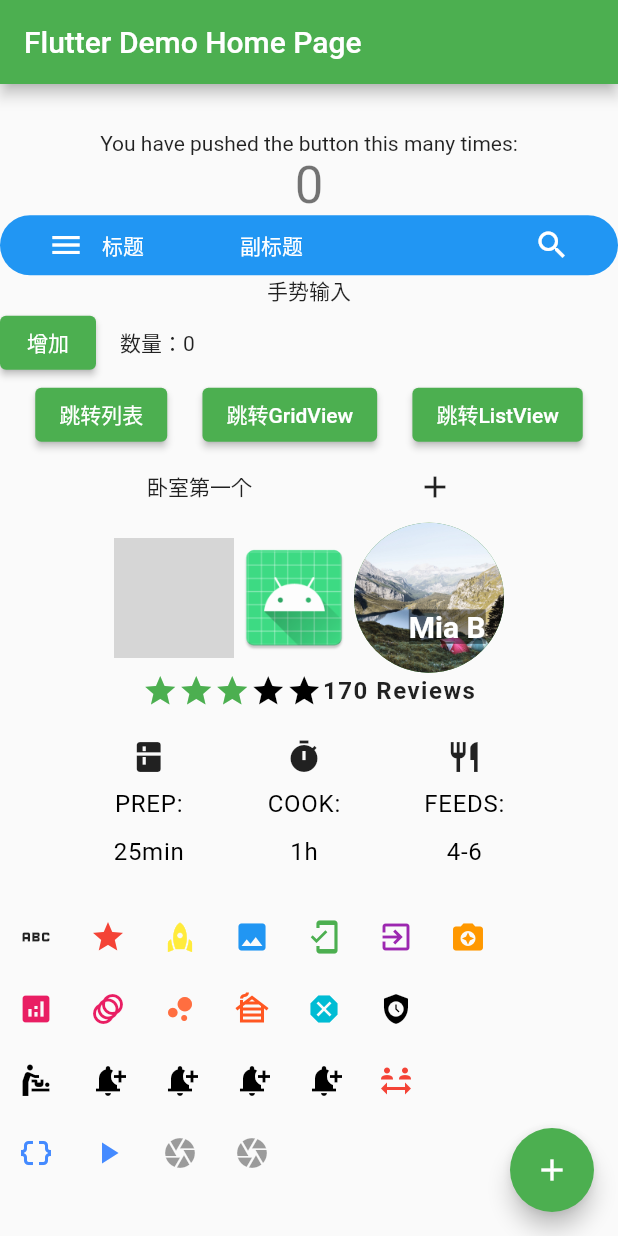
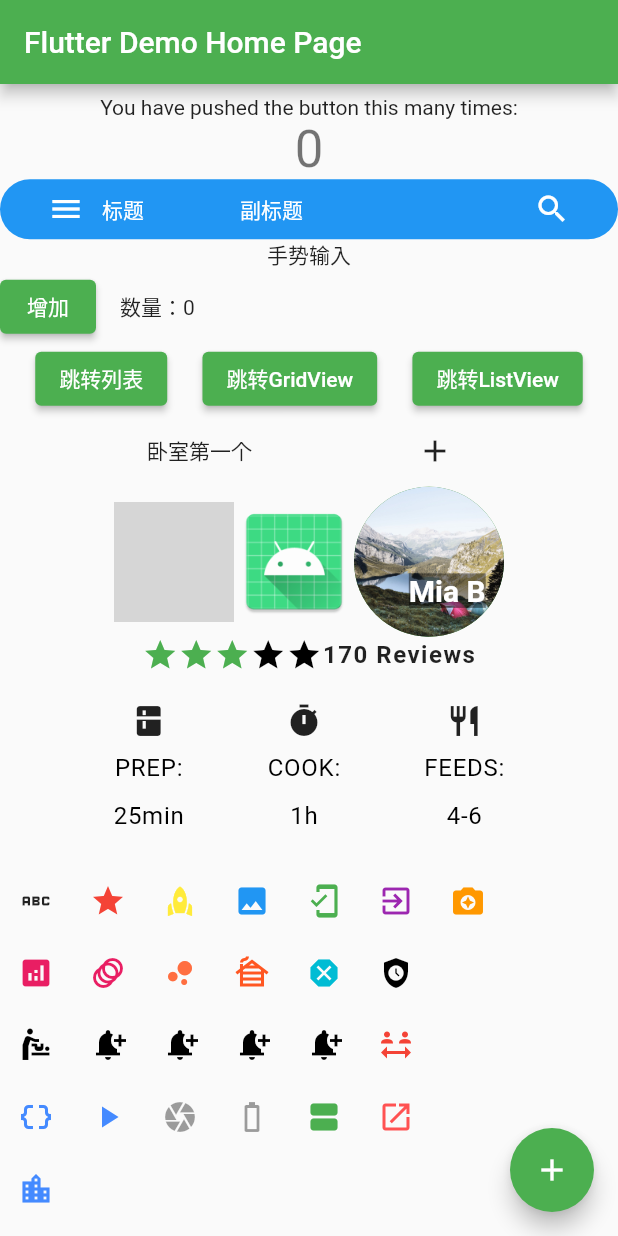
Before and after one commit to dhaslkfha/Compose, a Flutter app: the screen it shows after launch, on a phone screen of 412 x 824 dp. Run offline on Flutter 3.47's test engine with Material 2 defaults, Android fonts, the phone set to English and light mode, and no system bars; our stand-ins replace camera, geolocator, shared_preferences, sqflite, video_player; missing offline and left inert: dart:ffi; accounts and stored records are empty; network calls fail; grey boxes are pictures that could not be loaded.

Commit message:
location url_launcher webview add dependencies
compiler sdk ->33

```diff
--- a/my_flutter01/lib/main.dart
+++ b/my_flutter01/lib/main.dart
@@ -14,6 +14,7 @@ import 'dart:math' as math;
 import 'package:provider/provider.dart';
 import 'package:http/http.dart' as http;
 import 'package:shared_preferences/shared_preferences.dart';
+import 'package:url_launcher/url_launcher.dart';
 import 'package:video_player/video_player.dart';
 import 'package:web_socket_channel/web_socket_channel.dart';
 import 'adaptedemo.dart';
@@ -22,6 +23,7 @@ import 'package:sqflite/sqflite.dart';
 import 'package:camera/camera.dart';
 
 import 'battery.dart';
+import 'mylocation.dart';
 
 void main() => runApp(const MyApp());
 
@@ -652,7 +654,7 @@ class _MyHomePageState extends State<MyHomePage> {
                   ),IconButton(
                     tooltip: "battery",
                     icon: const Icon(
-                      Icons.camera,
+                      Icons.battery_0_bar,
                       color: Colors.black38,
                     ),
                     onPressed: () {
@@ -661,9 +663,49 @@ class _MyHomePageState extends State<MyHomePage> {
                         return MyBatteryWidget();
                       }));
                     },
+                  ),IconButton(
+                    tooltip: "原生view",
+                    icon: const Icon(
+                      Icons.view_agenda,
+                      color: Colors.green,
+                    ),
+                    onPressed: () {
+                      Navigator.of(context)
+                          .push(MaterialPageRoute(builder: (context) {
+                        return WAndroidViewWidget();
+                      }));
+                    },
+                  ),IconButton(
+                    tooltip: "url launcher",
+                    icon: const Icon(
+                      Icons.launch,
+                      color: Colors.redAccent,
+                    ),
+                    onPressed: () async{
+                      if(!await launchUrl(Uri.parse("https://flutter.dev"))){
+                        throw 'Could not lunche';
+                      }
+
+                    },
                   ),
                 ],
-              )
+              ),
+
+              Row(children: [
+                IconButton(
+                  tooltip: "location",
+                  icon: const Icon(
+                    Icons.location_city,
+                    color: Colors.blueAccent,
+                  ),
+                  onPressed: () async{
+                    Navigator.of(context).push(MaterialPageRoute(builder: (context){
+                      return MyLocationWidget();
+                    }));
+                  },
+                ),
+
+              ],),
             ],
           ),
         ),
--- a/my_flutter01/pubspec.yaml
+++ b/my_flutter01/pubspec.yaml
@@ -37,6 +37,9 @@ dependencies:
   video_player: ^2.4.5
   camera: ^0.10.0
   json_annotation: ^4.4.0
+  url_launcher: ^6.1.5
+  geolocator: ^9.0.1
+  webview_flutter: ^0.3.0
 
 dev_dependencies:
   integration_test:
```
Also changed, not shown: my_flutter01/lib/battery.dart (+42 -0 lines), my_flutter01/lib/mylocation.dart (added, +115 -0 lines), my_flutter01/pubspec.lock, 2 other files.
